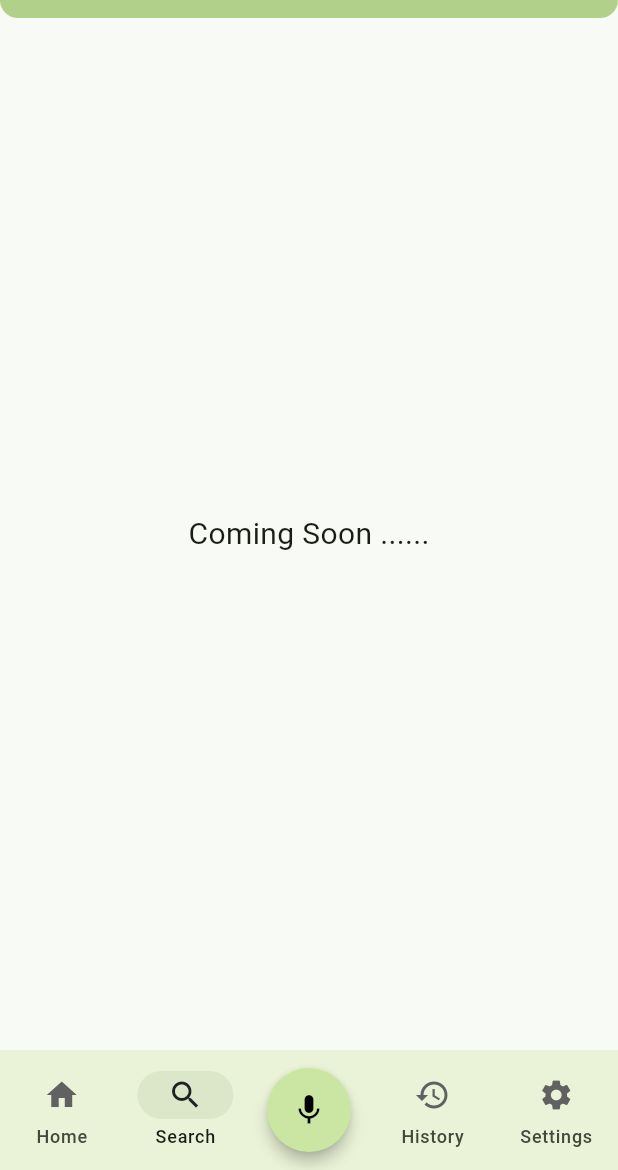
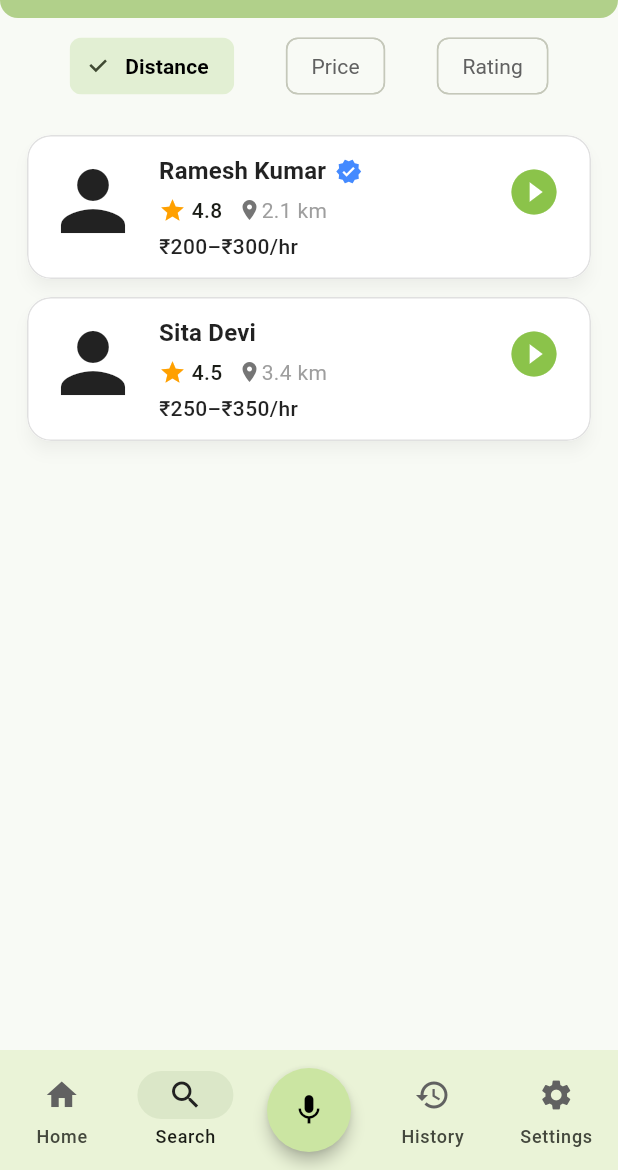
Before and after one commit to aryan-madhavi/VoiceSewa, a Flutter app: the RootScaffold screen opened directly, item 2 of the bottom bar chosen, on a phone screen of 412 x 824 dp, the part 66-1236 px from its top. Run offline on Flutter 3.47's test engine with Material 3 defaults, Android fonts, the phone set to English and light mode, and no system bars; our stand-ins replace firebase_core, flutter_riverpod, page_transition, sqflite; accounts and stored records are empty; generated files the repository leaves out were written again.

Commit message:
Add SuggestedWorkerPage; refactor and reorganize code structure; migrate job and worker-related providers to new data directory, remove unused files, and update imports accordingly.

```diff
--- a/voicesewa_client/lib/constants/core/app_constants.dart
+++ b/voicesewa_client/lib/constants/core/app_constants.dart
@@ -1,8 +1,8 @@
 import 'package:flutter/material.dart';
 import 'package:voicesewa_client/constants/core/string_constants.dart';
 import 'package:voicesewa_client/screens/history/requests.dart';
+import 'package:voicesewa_client/screens/search/workers_page.dart';
 import 'package:voicesewa_client/screens/settings/settings_page.dart';
-import 'package:voicesewa_client/widgets/core/coming_soon_widget.dart';
 import 'package:voicesewa_client/screens/home/home_page.dart';
 
 enum NavTab { home, search, speak, history, settings }
@@ -18,7 +18,7 @@ class AppConstants {
     NavTab.search: [
       Icon(Icons.search),
       StringConstants.searchTitle,
-      ComingSoon(),
+      SuggestedWorkersPage(),
     ],
     NavTab.speak: [
       SizedBox.shrink(),
--- /dev/null
+++ b/voicesewa_client/lib/providers/data/search/worker_provider.dart
@@ -0,0 +1,37 @@
+import 'package:flutter_riverpod/flutter_riverpod.dart';
+import 'package:flutter_riverpod/legacy.dart';
+import 'package:voicesewa_client/providers/model/worker_model.dart';
+
+final workerListProvider = FutureProvider<List<WorkerModel>>((ref) async {
+  // Simulate network delay
+  await Future.delayed(const Duration(milliseconds: 800));
+
+  return [
+    WorkerModel(
+      name: 'Ramesh Kumar',
+      rating: 4.8,
+      distance: '2.1 km',
+      priceRange: '₹200–₹300/hr',
+      verified: true,
+      photoUrl: '',
+      voiceText: 'Main Ramesh, 5 saal ka experience.',
+    ),
+    WorkerModel(
+      name: 'Sita Devi',
+      rating: 4.5,
+      distance: '3.4 km',
+      priceRange: '₹250–₹350/hr',
+      verified: false,
+      photoUrl: '',
+      voiceText: 'Main Sita, 3 saal ka experience.',
+    ),
+  ];
+});
+
+/// Filter type enum
+enum WorkerFilter { distance, price, rating }
+
+/// State provider for selected filter
+final selectedFilterProvider = StateProvider<WorkerFilter>((ref) {
+  return WorkerFilter.distance;
+});
--- /dev/null
+++ b/voicesewa_client/lib/providers/model/worker_model.dart
@@ -0,0 +1,19 @@
+class WorkerModel {
+  final String name;
+  final double rating;
+  final String distance;
+  final String priceRange;
+  final bool verified;
+  final String photoUrl;
+  final String voiceText;
+
+  WorkerModel({
+    required this.name,
+    required this.rating,
+    required this.distance,
+    required this.priceRange,
+    required this.verified,
+    required this.photoUrl,
+    required this.voiceText,
+  });
+}
--- a/voicesewa_client/lib/screens/core/root_scaffold.dart
+++ b/voicesewa_client/lib/screens/core/root_scaffold.dart
@@ -4,7 +4,7 @@ import 'package:voicesewa_client/constants/core/app_constants.dart';
 import 'package:voicesewa_client/constants/core/string_constants.dart';
 import 'package:voicesewa_client/widgets/core/bottom_navbar_widget.dart';
 import 'package:voicesewa_client/widgets/core/appbar_widget.dart';
-import 'package:voicesewa_client/providers/navbar_page_provider.dart';
+import 'package:voicesewa_client/providers/data/core/navbar_page_provider.dart';
 
 class RootScaffold extends ConsumerWidget {
   const RootScaffold({super.key});
--- a/voicesewa_client/lib/screens/history/requests.dart
+++ b/voicesewa_client/lib/screens/history/requests.dart
@@ -1,7 +1,7 @@
 import 'package:flutter/material.dart';
 import 'package:flutter_riverpod/flutter_riverpod.dart';
 import 'package:voicesewa_client/constants/core/helper_functions.dart';
-import 'package:voicesewa_client/providers/job_filter_provider.dart';
+import 'package:voicesewa_client/providers/data/history/job_filter_provider.dart';
 import 'package:voicesewa_client/widgets/history/dynamic_job_filter.dart';
 import 'package:voicesewa_client/widgets/history/job_card.dart';
 
--- /dev/null
+++ b/voicesewa_client/lib/screens/search/workers_page.dart
@@ -0,0 +1,90 @@
+import 'package:flutter/material.dart';
+import 'package:flutter_riverpod/flutter_riverpod.dart';
+import 'package:voicesewa_client/constants/core/color_constants.dart';
+import 'package:voicesewa_client/providers/data/search/worker_provider.dart';
+import 'package:voicesewa_client/widgets/search/worker_card.dart';
+
+class SuggestedWorkersPage extends ConsumerStatefulWidget {
+  const SuggestedWorkersPage({super.key});
+
+  @override
+  ConsumerState<SuggestedWorkersPage> createState() =>
+      _SuggestedWorkersPageState();
+}
+
+class _SuggestedWorkersPageState
+    extends ConsumerState<SuggestedWorkersPage> {
+  @override
+  Widget build(BuildContext context) {
+    final workersAsync = ref.watch(workerListProvider);
+    final selectedFilter = ref.watch(selectedFilterProvider);
+
+    return Scaffold(
+      body: Column(
+        children: [
+          // 🔹 Filter Chips
+          Padding(
+            padding: const EdgeInsets.symmetric(horizontal: 12, vertical: 8),
+            child: Row(
+              mainAxisAlignment: MainAxisAlignment.spaceEvenly,
+              children: [
+                _buildFilterChip(context, WorkerFilter.distance, 'Distance'),
+                _buildFilterChip(context, WorkerFilter.price, 'Price'),
+                _buildFilterChip(context, WorkerFilter.rating, 'Rating'),
+              ],
+            ),
+          ),
+
+          // 🔹 Worker Cards List
+          Expanded(
+            child: workersAsync.when(
+              data: (workers) {
+                return ListView.builder(
+                  itemCount: workers.length,
+                  padding:
+                      const EdgeInsets.symmetric(horizontal: 12, vertical: 8),
+                  itemBuilder: (context, index) {
+                    final worker = workers[index];
+                    return WorkerCard(
+                      worker: worker,
+                      onPlayVoice: () {
+                        ScaffoldMessenger.of(context).showSnackBar(SnackBar(
+                          content: Text('Playing intro: ${worker.voiceText}'),
+                        ));
+                      },
+                    );
+                  },
+                );
+              },
+              loading: () => const Center(
+                child: CircularProgressIndicator(color: ColorConstants.seed),
+              ),
+              error: (err, _) => Center(
+                child: Text('Error: $err'),
+              ),
+            ),
+          ),
+        ],
+      ),
+    );
+  }
+
+  Widget _buildFilterChip(
+      BuildContext context, WorkerFilter filter, String label) {
+    final selected = ref.watch(selectedFilterProvider);
+    final isSelected = selected == filter;
+
+    return ChoiceChip(
+      label: Text(label),
+      selected: isSelected,
+      onSelected: (_) {
+        ref.read(selectedFilterProvider.notifier).state = filter;
+      },
+      selectedColor: ColorConstants.seed.withOpacity(0.2),
+      labelStyle: TextStyle(
+        color: isSelected ? Colors.black : Colors.grey.shade700,
+        fontWeight: isSelected ? FontWeight.w600 : FontWeight.normal,
+      ),
+    );
+  }
+}
--- a/voicesewa_client/lib/widgets/core/bottom_navbar_widget.dart
+++ b/voicesewa_client/lib/widgets/core/bottom_navbar_widget.dart
@@ -1,7 +1,7 @@
 import 'package:flutter/material.dart';
 import 'package:voicesewa_client/constants/core/app_constants.dart';
 import 'package:flutter_riverpod/flutter_riverpod.dart';
-import 'package:voicesewa_client/providers/navbar_page_provider.dart';
+import 'package:voicesewa_client/providers/data/core/navbar_page_provider.dart';
 
 class BottomNavBar extends ConsumerWidget {
   const BottomNavBar({super.key});
--- a/voicesewa_client/lib/widgets/home/quick_actions.dart
+++ b/voicesewa_client/lib/widgets/home/quick_actions.dart
@@ -1,6 +1,6 @@
 import 'package:flutter/material.dart';
 import 'package:page_transition/page_transition.dart';
-import 'package:voicesewa_client/data/home/actions.dart';
+import 'package:voicesewa_client/providers/data/home/actions.dart';
 
 class QuickActionsGrid extends StatelessWidget {
   const QuickActionsGrid({super.key});
--- a/voicesewa_client/lib/widgets/home/quick_book.dart
+++ b/voicesewa_client/lib/widgets/home/quick_book.dart
@@ -1,6 +1,6 @@
 import 'package:flutter/material.dart';
 import 'package:page_transition/page_transition.dart';
-import 'package:voicesewa_client/data/home/services.dart';
+import 'package:voicesewa_client/providers/data/home/services.dart';
 import 'package:voicesewa_client/routes/navigation_routes.dart';
 
 class QuickBookCard extends StatelessWidget {
--- /dev/null
+++ b/voicesewa_client/lib/widgets/search/worker_card.dart
@@ -0,0 +1,110 @@
+import 'package:flutter/material.dart';
+import 'package:voicesewa_client/constants/core/color_constants.dart';
+import 'package:voicesewa_client/providers/model/worker_model.dart';
+
+class WorkerCard extends StatelessWidget {
+  final WorkerModel worker;
+  final VoidCallback onPlayVoice;
+
+  const WorkerCard({Key? key, required this.worker, required this.onPlayVoice})
+    : super(key: key);
+
+  @override
+  Widget build(BuildContext context) {
+    final theme = Theme.of(context);
+
+    return Card(
+      child: Padding(
+        padding: const EdgeInsets.all(12.0),
+        child: Row(
+          crossAxisAlignment: CrossAxisAlignment.start,
+          children: [
+            // Profile photo
+            (worker.photoUrl != '')
+                ? ClipRRect(
+                    borderRadius: BorderRadius.circular(40),
+                    child: Image.network(
+                      worker.photoUrl,
+                      width: 64,
+                      height: 64,
+                      fit: BoxFit.cover,
+                    ),
+                  )
+                : Icon(Icons.person, size: 64),
+            const SizedBox(width: 12),
+
+            // Info
+            Expanded(
+              child: Column(
+                crossAxisAlignment: CrossAxisAlignment.start,
+                children: [
+                  // Name + Verified
+                  Row(
+                    children: [
+                      Text(
+                        worker.name,
+                        style: theme.textTheme.titleMedium?.copyWith(
+                          fontWeight: FontWeight.w600,
+                          color: Colors.black87,
+                        ),
+                      ),
+                      const SizedBox(width: 6),
+                      if (worker.verified)
+                        const Icon(
+                          Icons.verified,
+                          color: Colors.blueAccent,
+                          size: 18,
+                        ),
+                    ],
+                  ),
+
+                  const SizedBox(height: 4),
+
+                  // Rating & distance
+                  Row(
+                    children: [
+                      Icon(Icons.star, color: Colors.amber.shade700, size: 18),
+                      Text(
+                        ' ${worker.rating}',
+                        style: const TextStyle(fontWeight: FontWeight.w500),
+                      ),
+                      const SizedBox(width: 10),
+                      Icon(
+                        Icons.location_on,
+                        size: 16,
+                        color: Colors.grey.shade600,
+                      ),
+                      Text(
+                        worker.distance,
+                        style: const TextStyle(color: Colors.grey),
+                      ),
+                    ],
+                  ),
+
+                  const SizedBox(height: 4),
+                  Text(
+                    worker.priceRange,
+                    style: const TextStyle(
+                      fontWeight: FontWeight.w500,
+                      color: Colors.black87,
+                    ),
+                  ),
+                ],
+              ),
+            ),
+
+            // Voice playback
+            IconButton(
+              onPressed: onPlayVoice,
+              icon: const Icon(
+                Icons.play_circle_fill,
+                color: ColorConstants.seed,
+                size: 36,
+              ),
+            ),
+          ],
+        ),
+      ),
+    );
+  }
+}
```
Also changed, not shown: voicesewa_client/lib/providers/data/core/navbar_page_provider.dart (renamed from voicesewa_client/lib/providers/navbar_page_provider.dart), voicesewa_client/lib/providers/data/history/job_filter_provider.dart (renamed from voicesewa_client/lib/providers/job_filter_provider.dart), voicesewa_client/lib/providers/data/home/actions.dart (renamed from voicesewa_client/lib/data/home/actions.dart), voicesewa_client/lib/providers/data/home/services.dart (renamed from voicesewa_client/lib/data/home/services.dart).
